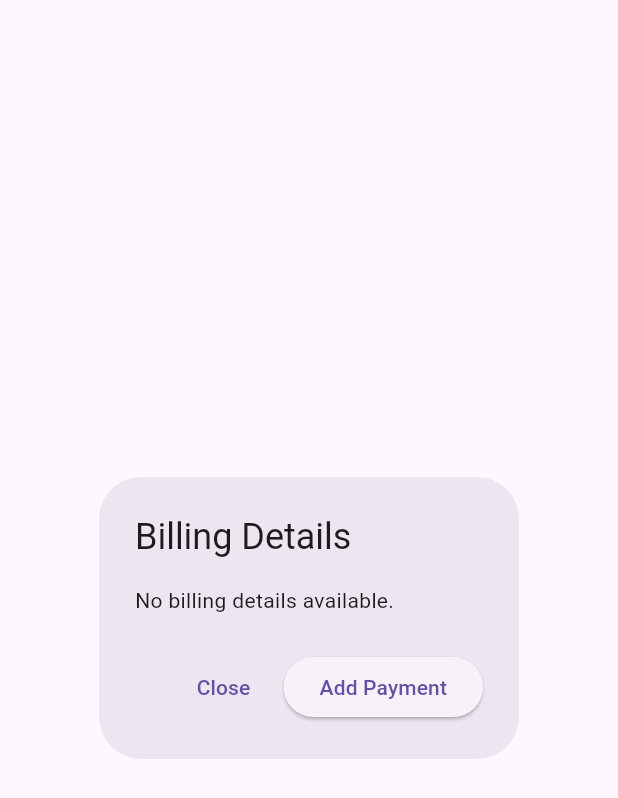
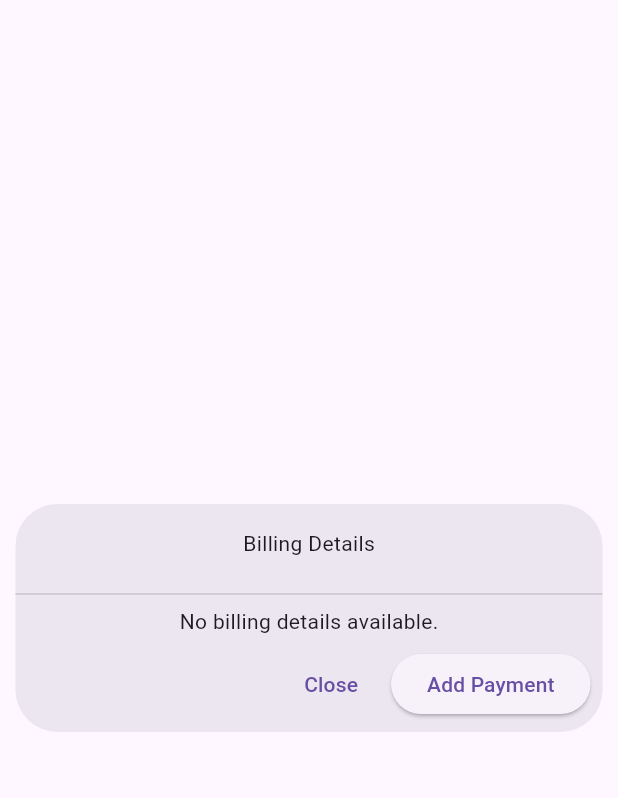
Before and after one commit to Langerais/capstone-pms, a Flutter app: the BillingDetailsDialog widget shown alone on an empty page, opened directly with empty values, on a phone screen of 412 x 824 dp. Shown: the top 798 px of the screen. Run offline on Flutter 3.47's test engine with Material 3 defaults, Android fonts, the phone set to English and light mode, and no system bars; our stand-ins replace fluttertoast, visibility_detector; network calls fail.

Commit message:
Readme updated, Billing Detaild dialog made larger

```diff
--- a/lib/billing_view.dart
+++ b/lib/billing_view.dart
@@ -194,9 +194,24 @@ class BillingDetailsDialog extends StatelessWidget {
 
   @override
   Widget build(BuildContext context) {
-    return AlertDialog(
-      title: Text('Billing Details'),
-      content: FutureBuilder<List<BalanceEntry>>(
+    return Dialog(
+      insetPadding: EdgeInsets.zero,
+      child: ConstrainedBox(
+        constraints: BoxConstraints(
+          maxWidth: MediaQuery.of(context).size.width * 0.95, // Dialog width
+          maxHeight: MediaQuery.of(context).size.height * 0.90, // Dialog height
+        ),
+        child: Column(
+          mainAxisSize: MainAxisSize.min,
+          children: <Widget>[
+            Padding(
+              padding: const EdgeInsets.all(16.0),
+              child: Text('Billing Details'),
+            ),
+            Divider(),
+            Flexible( // Use Flexible to allow the content to shrink
+              child: SingleChildScrollView( // Wrap the content in a SingleChildScrollView
+                child: FutureBuilder<List<BalanceEntry>>(
                   future: BalanceService.getBalanceEntriesForReservation(reservationId),
                   builder: (context, snapshot) {
                     if (snapshot.connectionState == ConnectionState.waiting) {
@@ -222,7 +237,10 @@ class BillingDetailsDialog extends StatelessWidget {
                     );
                   },
                 ),
-      actions: <Widget>[
+              ),
+            ),
+            ButtonBar(
+              children: <Widget>[
                 TextButton(
                   onPressed: () => Navigator.of(context).pop(),
                   child: Text('Close'),
@@ -232,6 +250,10 @@ class BillingDetailsDialog extends StatelessWidget {
                   child: Text('Add Payment'),
                 ),
               ],
+            ),
+          ],
+        ),
+      ),
     );
   }
 
```
Also changed, not shown: 1 other file. Lines whose indentation alone changed are shown as unchanged.
